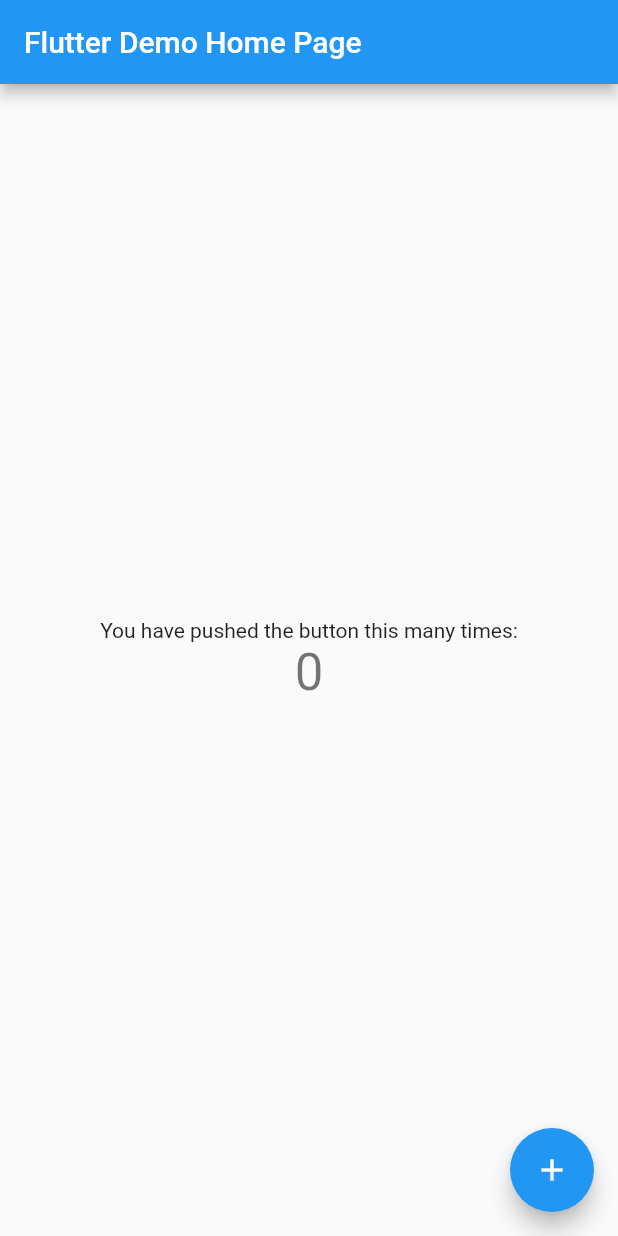
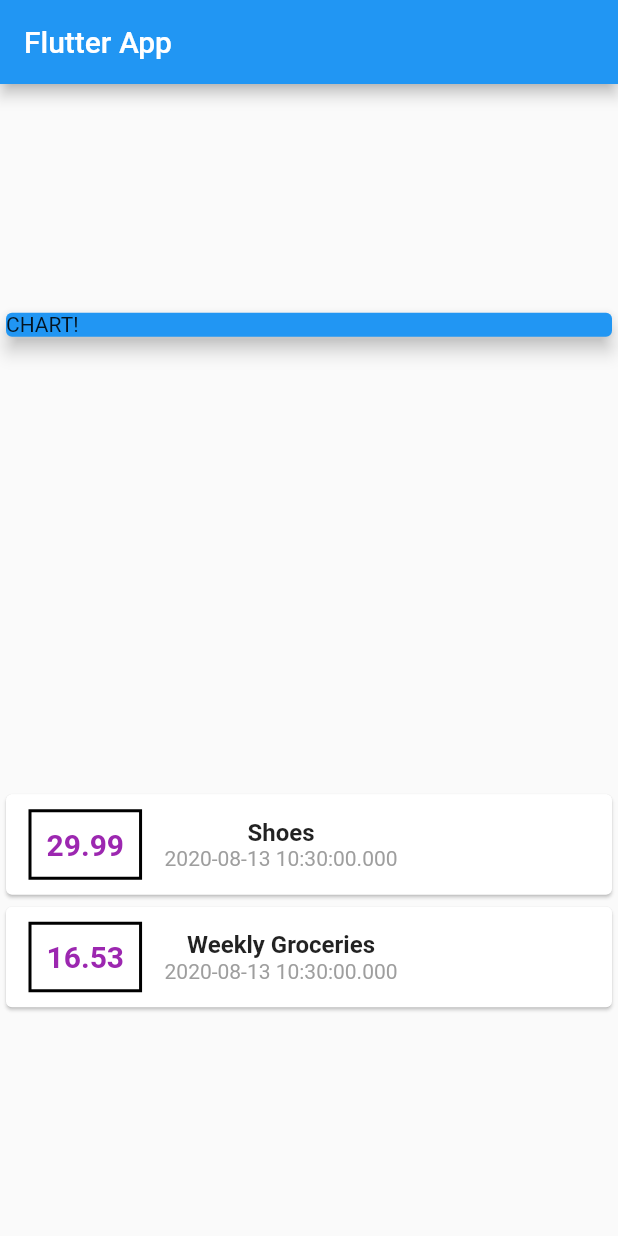
Before and after one commit to ksachchidanand/expanse-planner, a Flutter app: the screen it shows after launch, on a phone screen of 412 x 824 dp. Run offline on Flutter 3.47's test engine with Material 2 defaults, Android fonts, the phone set to English and light mode, and no system bars.

Commit message:
at ugly look

```diff
--- a/lib/main.dart
+++ b/lib/main.dart
@@ -1,117 +1,105 @@
 import 'package:flutter/material.dart';
 
-void main() {
-  runApp(MyApp());
-}
+import './transaction.dart';
+
+void main() => runApp(MyApp());
 
 class MyApp extends StatelessWidget {
-  // This widget is the root of your application.
   @override
   Widget build(BuildContext context) {
     return MaterialApp(
-      title: 'Flutter Demo',
-      theme: ThemeData(
-        // This is the theme of your application.
-        //
-        // Try running your application with "flutter run". You'll see the
-        // application has a blue toolbar. Then, without quitting the app, try
-        // changing the primarySwatch below to Colors.green and then invoke
-        // "hot reload" (press "r" in the console where you ran "flutter run",
-        // or simply save your changes to "hot reload" in a Flutter IDE).
-        // Notice that the counter didn't reset back to zero; the application
-        // is not restarted.
-        primarySwatch: Colors.blue,
-        // This makes the visual density adapt to the platform that you run
-        // the app on. For desktop platforms, the controls will be smaller and
-        // closer together (more dense) than on mobile platforms.
-        visualDensity: VisualDensity.adaptivePlatformDensity,
-      ),
-      home: MyHomePage(title: 'Flutter Demo Home Page'),
+      title: 'Flutter App',
+      home: MyHomeApp(),
     );
   }
 }
 
-class MyHomePage extends StatefulWidget {
-  MyHomePage({Key key, this.title}) : super(key: key);
-
-  // This widget is the home page of your application. It is stateful, meaning
-  // that it has a State object (defined below) that contains fields that affect
-  // how it looks.
-
-  // This class is the configuration for the state. It holds the values (in this
-  // case the title) provided by the parent (in this case the App widget) and
-  // used by the build method of the State. Fields in a Widget subclass are
-  // always marked "final".
-
-  final String title;
-
-  @override
-  _MyHomePageState createState() => _MyHomePageState();
-}
-
-class _MyHomePageState extends State<MyHomePage> {
-  int _counter = 0;
-
-  void _incrementCounter() {
-    setState(() {
-      // This call to setState tells the Flutter framework that something has
-      // changed in this State, which causes it to rerun the build method below
-      // so that the display can reflect the updated values. If we changed
-      // _counter without calling setState(), then the build method would not be
-      // called again, and so nothing would appear to happen.
-      _counter++;
-    });
-  }
+class MyHomeApp extends StatelessWidget {
+  final List<Transaction> transactions = [
+    Transaction(
+      id: 't1',
+      title: 'Shoes',
+      amount: 29.99,
+      date: DateTime.now(),
+    ),
+    Transaction(
+      id: 't2',
+      title: 'Weekly Groceries',
+      amount: 16.53,
+      date: DateTime.now(),
+    ),
+  ];
 
   @override
   Widget build(BuildContext context) {
-    // This method is rerun every time setState is called, for instance as done
-    // by the _incrementCounter method above.
-    //
-    // The Flutter framework has been optimized to make rerunning build methods
-    // fast, so that you can just rebuild anything that needs updating rather
-    // than having to individually change instances of widgets.
     return Scaffold(
       appBar: AppBar(
-        // Here we take the value from the MyHomePage object that was created by
-        // the App.build method, and use it to set our appbar title.
-        title: Text(widget.title),
+        title: Text('Flutter App'),
       ),
-      body: Center(
-        // Center is a layout widget. It takes a single child and positions it
-        // in the middle of the parent.
-        child: Column(
-          // Column is also a layout widget. It takes a list of children and
-          // arranges them vertically. By default, it sizes itself to fit its
-          // children horizontally, and tries to be as tall as its parent.
-          //
-          // Invoke "debug painting" (press "p" in the console, choose the
-          // "Toggle Debug Paint" action from the Flutter Inspector in Android
-          // Studio, or the "Toggle Debug Paint" command in Visual Studio Code)
-          // to see the wireframe for each widget.
-          //
-          // Column has various properties to control how it sizes itself and
-          // how it positions its children. Here we use mainAxisAlignment to
-          // center the children vertically; the main axis here is the vertical
-          // axis because Columns are vertical (the cross axis would be
-          // horizontal).
-          mainAxisAlignment: MainAxisAlignment.center,
-          children: <Widget>[
-            Text(
-              'You have pushed the button this many times:',
+      body: Column(
+        mainAxisAlignment: MainAxisAlignment.spaceAround,
+        crossAxisAlignment: CrossAxisAlignment.stretch,
+        children: [
+          Container(
+            width: double.infinity,
+            child: Card(
+              color: Colors.blue,
+              child: Text('CHART!'),
+              elevation: 5,
             ),
-            Text(
-              '$_counter',
-              style: Theme.of(context).textTheme.headline4,
-            ),
-          ],
-        ),
+          ),
+          Column(
+            children: transactions.map(
+              (tx) {
+                return Card(
+                  child: Row(
+                    children: [
+                      Container(
+                        margin: EdgeInsets.symmetric(
+                          vertical: 10,
+                          horizontal: 15,
+                        ),
+                        child: Text(
+                          tx.amount.toString(),
+                          style: TextStyle(
+                            fontWeight: FontWeight.bold,
+                            fontSize: 20,
+                            color: Colors.purple,
+                          ),
+                        ),
+                        decoration: BoxDecoration(
+                          border: Border.all(
+                            color: Colors.black,
+                            width: 2,
+                          ),
+                        ),
+                        padding: EdgeInsets.all(10),
+                      ),
+                      Column(
+                        children: [
+                          Text(
+                            tx.title,
+                            style: TextStyle(
+                              fontSize: 16,
+                              fontWeight: FontWeight.bold,
+                            ),
+                          ),
+                          Text(
+                            tx.date.toString(),
+                            style: TextStyle(
+                              color: Colors.grey,
+                            ),
+                          )
+                        ],
+                      ),
+                    ],
+                  ),
+                );
+              },
+            ).toList(),
+          ),
+        ],
       ),
-      floatingActionButton: FloatingActionButton(
-        onPressed: _incrementCounter,
-        tooltip: 'Increment',
-        child: Icon(Icons.add),
-      ), // This trailing comma makes auto-formatting nicer for build methods.
     );
   }
 }
--- /dev/null
+++ b/lib/transaction.dart
@@ -0,0 +1,15 @@
+import 'package:flutter/foundation.dart';
+
+class Transaction {
+  final String id;
+  final String title;
+  final double amount;
+  final DateTime date;
+
+  Transaction({
+    @required this.id,
+    @required this.title,
+    @required this.amount,
+    @required this.date,
+  });
+}
```
